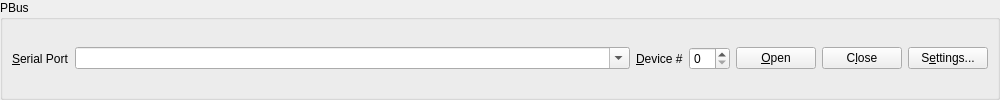
Before: the Qt Designer form gui/pbus.ui in dimitry-ishenko-casparcg/pbus2amcp, drawn with Qt 5.
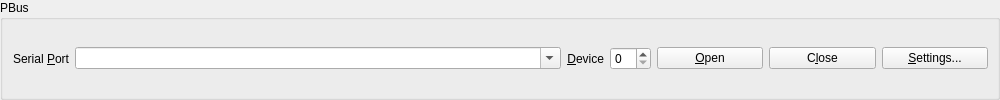
After: the same form once the commit is applied.

Patch:
```diff
--- a/gui/pbus.ui
+++ b/gui/pbus.ui
@@ -11,9 +11,6 @@
    </rect>
   </property>
   <layout class="QVBoxLayout" name="layout">
-   <property name="spacing">
-    <number>0</number>
-   </property>
    <property name="leftMargin">
     <number>0</number>
    </property>
@@ -33,9 +30,33 @@
      </property>
      <layout class="QHBoxLayout" name="layout_2">
       <item>
+       <widget class="QWidget" name="widget" native="true">
+        <property name="sizePolicy">
+         <sizepolicy hsizetype="Preferred" vsizetype="Preferred">
+          <horstretch>6</horstretch>
+          <verstretch>0</verstretch>
+         </sizepolicy>
+        </property>
+        <layout class="QHBoxLayout" name="layout_3">
+         <property name="leftMargin">
+          <number>0</number>
+         </property>
+         <property name="topMargin">
+          <number>0</number>
+         </property>
+         <property name="rightMargin">
+          <number>0</number>
+         </property>
+         <property name="bottomMargin">
+          <number>0</number>
+         </property>
+         <item>
        <widget class="QLabel" name="label">
         <property name="text">
-         <string>&amp;Serial Port</string>
+            <string>Serial &amp;Port</string>
+           </property>
+           <property name="alignment">
+            <set>Qt::AlignRight|Qt::AlignTrailing|Qt::AlignVCenter</set>
         </property>
         <property name="buddy">
          <cstring>port</cstring>
@@ -58,7 +79,10 @@
       <item>
        <widget class="QLabel" name="label_2">
         <property name="text">
-         <string>&amp;Device #</string>
+            <string>&amp;Device</string>
+           </property>
+           <property name="alignment">
+            <set>Qt::AlignRight|Qt::AlignTrailing|Qt::AlignVCenter</set>
         </property>
         <property name="buddy">
          <cstring>device</cstring>
@@ -72,8 +96,17 @@
         </property>
        </widget>
       </item>
+        </layout>
+       </widget>
+      </item>
       <item>
        <widget class="QPushButton" name="open">
+        <property name="sizePolicy">
+         <sizepolicy hsizetype="Minimum" vsizetype="Fixed">
+          <horstretch>1</horstretch>
+          <verstretch>0</verstretch>
+         </sizepolicy>
+        </property>
         <property name="text">
          <string>&amp;Open</string>
         </property>
@@ -81,6 +114,12 @@
       </item>
       <item>
        <widget class="QPushButton" name="close">
+        <property name="sizePolicy">
+         <sizepolicy hsizetype="Minimum" vsizetype="Fixed">
+          <horstretch>1</horstretch>
+          <verstretch>0</verstretch>
+         </sizepolicy>
+        </property>
         <property name="text">
          <string>C&amp;lose</string>
         </property>
@@ -88,8 +127,14 @@
       </item>
       <item>
        <widget class="QPushButton" name="settings">
+        <property name="sizePolicy">
+         <sizepolicy hsizetype="Minimum" vsizetype="Fixed">
+          <horstretch>1</horstretch>
+          <verstretch>0</verstretch>
+         </sizepolicy>
+        </property>
         <property name="text">
-         <string>S&amp;ettings...</string>
+         <string>&amp;Settings...</string>
         </property>
        </widget>
       </item>
```
Left out of the diff: 7 changed lines with no effect on the pictures. Lines whose indentation alone changed are shown as unchanged.
